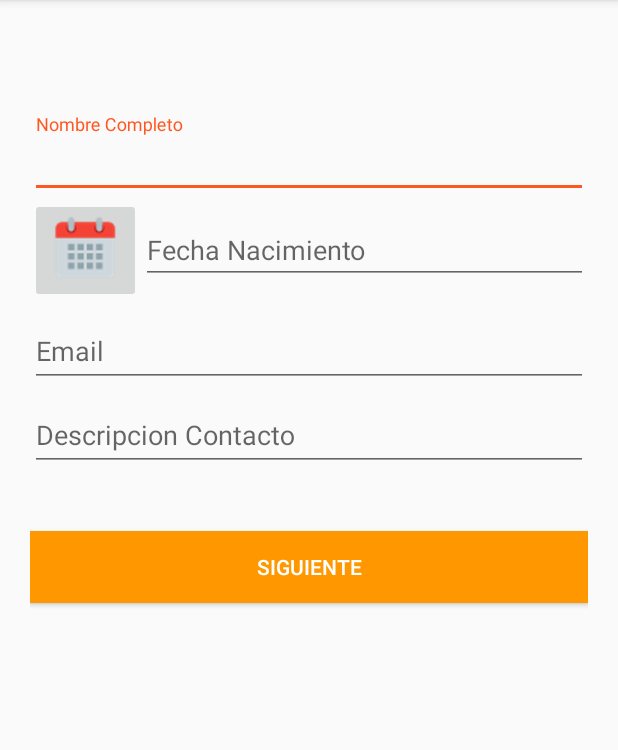
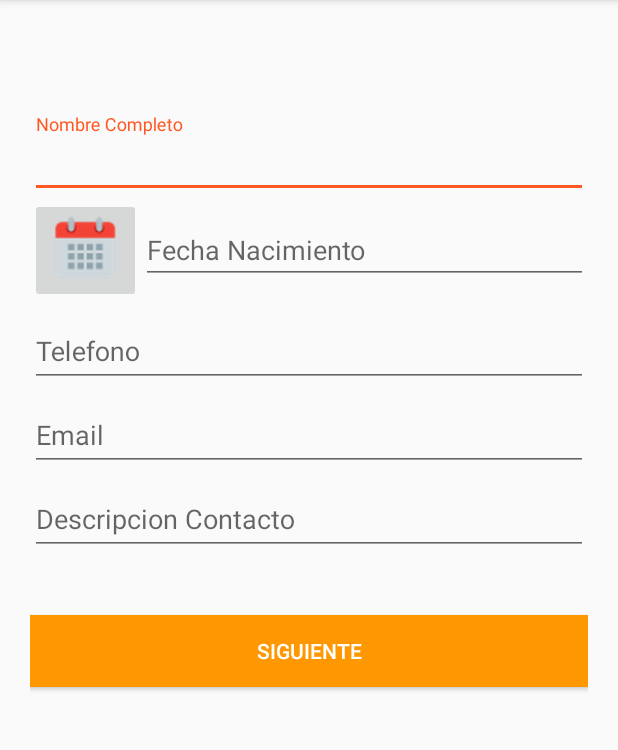
Before and after one commit to deftnesssolutions/COURSERA, an Android app: the screen it shows after launch (MainActivity), on a phone screen of 412 x 824 dp, the part 84-834 px from its top. Run offline under Robolectric (Android 15) with nearby library versions, the phone set to English and light mode, and no system bars.

Commit message:
Actualización

```diff
--- a/Contactos/app/src/main/res/layout/activity_main.xml
+++ b/Contactos/app/src/main/res/layout/activity_main.xml
@@ -54,6 +54,18 @@
         </android.support.design.widget.TextInputLayout>
 
         <android.support.design.widget.TextInputLayout
+            android:id="@+id/input_layout_telefono"
+            android:layout_width="match_parent"
+            android:layout_height="wrap_content">
+
+            <EditText
+                android:id="@+id/input_telefono"
+                android:layout_width="match_parent"
+                android:layout_height="wrap_content"
+                android:hint="@string/hint_telefono" />
+        </android.support.design.widget.TextInputLayout>
+
+        <android.support.design.widget.TextInputLayout
             android:id="@+id/input_layout_email"
             android:layout_width="match_parent"
             android:layout_height="wrap_content">
--- a/Contactos/app/src/main/res/values/strings.xml
+++ b/Contactos/app/src/main/res/values/strings.xml
@@ -8,5 +8,7 @@
     <string name="hint_Descripcion">Descripcion Contacto</string>
     <string name="btn_siguiente">Siguiente</string>
     <string name="err_msg_name">Ingrese su nombre completo</string>
+    <string name="err_msg_nacimiento">Informe su fecha de nacimiento</string>
+    <string name="err_msg_telefono">Ingrese su numero de telefono</string>
     <string name="err_msg_email">Ingrese email valido</string>
 </resources>
```
